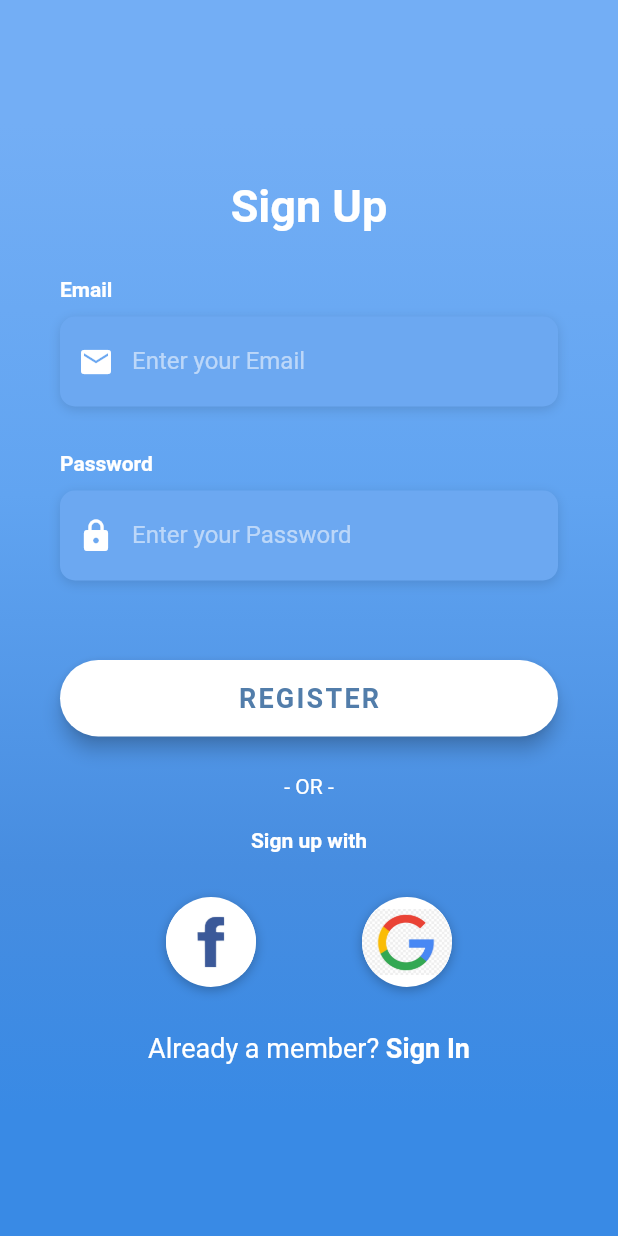
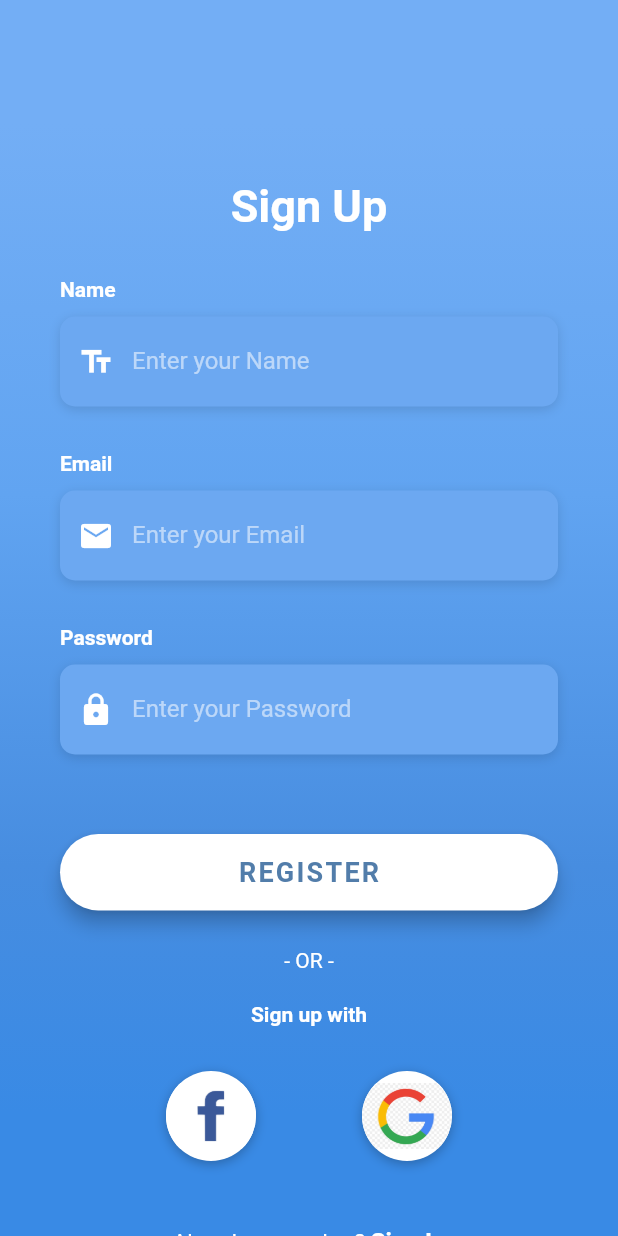
Before and after one commit to InfiniteCoder96/our_heroes, a Flutter app: the Register screen opened directly, on a phone screen of 412 x 824 dp. Run offline on Flutter 3.47's test engine with Material 2 defaults, Android fonts, the phone set to English and light mode, and no system bars; our stand-ins replace cloud_firestore, firebase_auth, flutter_spinkit, pull_to_refresh, shared_preferences; accounts and stored records are empty; network calls fail; Roboto replaces fonts that are missing (OpenSans).

Commit message:
user profile started

```diff
--- a/lib/screens/auth/register.dart
+++ b/lib/screens/auth/register.dart
@@ -20,10 +20,61 @@ class _RegisterState extends State<Register> {
   bool loading = false;
 
   // text field state
+  String name = '';
   String email = '';
   String password = '';
 
   String error = '';
+
+  Widget _buildNameTF() {
+    return Column(
+      crossAxisAlignment: CrossAxisAlignment.start,
+      children: <Widget>[
+        Text(
+          'Name',
+          style: kLabelStyle,
+        ),
+        SizedBox(height: 10.0),
+        Container(
+          alignment: Alignment.centerLeft,
+          decoration: kBoxDecorationStyle,
+          height: 60.0,
+          child: TextFormField(
+            validator: (String value) {
+              if(value.isEmpty){
+                 return 'Name is required.';
+              }
+              else{
+                return null;
+              }
+            },
+            onChanged: (value) {
+              setState(() => name = value);
+            },
+            keyboardType: TextInputType.text,
+            style: TextStyle(
+              color: Colors.white,
+              fontFamily: 'OpenSans',
+            ),
+            decoration: InputDecoration(
+              errorStyle: TextStyle(
+                fontSize: 16.0,
+                fontFamily: 'OpenSans',
+              ),
+              border: InputBorder.none,
+              contentPadding: EdgeInsets.only(top: 14.0),
+              prefixIcon: Icon(
+                Icons.text_fields,
+                color: Colors.white,
+              ),
+              hintText: 'Enter your Name',
+              hintStyle: kHintTextStyle,
+            ),
+          ),
+        ),
+      ],
+    );
+  }
 
   Widget _buildEmailTF() {
     return Column(
@@ -142,7 +193,8 @@ class _RegisterState extends State<Register> {
 
             setState(() => loading = true);
 
-            dynamic result = await _auth.registerWithEmailandPassword(email, password);
+            dynamic result = await _auth.registerUser(name, email, password);
+
 
             if(result == null){
               setState(() {
@@ -238,8 +290,8 @@ class _RegisterState extends State<Register> {
   }
 
   Widget _buildSigninBtn() {
-    return GestureDetector(
-      onTap: () {
+    return FlatButton(
+      onPressed: () {
         widget.toggleView();
       },
       child: RichText(
@@ -249,7 +301,7 @@ class _RegisterState extends State<Register> {
               text: 'Already a member? ',
               style: TextStyle(
                 color: Colors.white,
-                fontSize: 18.0,
+                fontSize: 15.0,
                 fontWeight: FontWeight.w400,
               ),
             ),
@@ -257,7 +309,7 @@ class _RegisterState extends State<Register> {
               text: 'Sign In',
               style: TextStyle(
                 color: Colors.white,
-                fontSize: 18.0,
+                fontSize: 16.0,
                 fontWeight: FontWeight.bold,
               ),
             ),
@@ -317,6 +369,8 @@ class _RegisterState extends State<Register> {
                           ),
                         ),
                         SizedBox(height: 30.0),
+                        _buildNameTF(),
+                        SizedBox(height: 30.0),
                         _buildEmailTF(),
                         SizedBox(
                           height: 30.0,
--- a/lib/screens/onboarding_screen.dart
+++ b/lib/screens/onboarding_screen.dart
@@ -220,9 +220,9 @@ class _OnboardingScreenState extends State<OnboardingScreen> {
           child: GestureDetector(
             onTap: () {
               Navigator.push(
-              context,
-              MaterialPageRoute(builder: (context) => Login()),
-            );
+                context,
+                MaterialPageRoute(builder: (context) => Login()),
+              );
             },
             child: Center(
               child: Padding(
--- a/lib/services/auth.dart
+++ b/lib/services/auth.dart
@@ -1,3 +1,4 @@
+import 'package:cloud_firestore/cloud_firestore.dart';
 import 'package:firebase_auth/firebase_auth.dart';
 import 'package:our_heroes/models/user.dart';
 import 'package:our_heroes/services/database.dart';
@@ -5,6 +6,7 @@ import 'package:our_heroes/services/database.dart';
 class AuthService {
 
   final FirebaseAuth _auth = FirebaseAuth.instance;
+  final Firestore _firestore = Firestore.instance;
 
   // create user obj based on firebase user
   User _userFromFirebaseUser(FirebaseUser user){
@@ -34,15 +36,27 @@ class AuthService {
   // sign in with email & password
 
   // sign up with email & password
-  Future registerWithEmailandPassword(String email, String password) async{
+  Future registerUser(String name, String email, String password) async{
     try{
       AuthResult result = await _auth.createUserWithEmailAndPassword(email: email, password: password);
       FirebaseUser user = result.user;
 
       // create a new document for the user with the uid
-      await DatabaseService(uid: user.uid).updateUserData('100');
+      await DatabaseService(uid: user.uid).updateUserData(name, email, '');
 
       return _userFromFirebaseUser(user);
+    }
+    catch(e){
+      print(e);
+      return null;
+    }
+  }
+
+  // get user details
+  Future getUserDetails() async{
+    try{
+      FirebaseUser _user = await FirebaseAuth.instance.currentUser();
+      return await DatabaseService(uid: _user.uid).getUserDetails();
     }
     catch(e){
       print(e);
--- a/lib/services/database.dart
+++ b/lib/services/database.dart
@@ -8,11 +8,13 @@ class DatabaseService{
   //collection reference
   final CollectionReference favHeroCollection = Firestore.instance.collection('fav_heroes');
   final CollectionReference heroCollection = Firestore.instance.collection('heroes');
+  final CollectionReference userCollection = Firestore.instance.collection('users');
 
-
-  Future updateUserData(String heroid) async{
-    return await favHeroCollection.document(uid).setData({
-      'heroid': heroid
+  Future updateUserData(String name, String email, String userImage) async{
+    return await userCollection.document(uid).setData({
+      'name': name,
+      'email': email,
+      'userImage': ''
     });
   }
 
@@ -22,4 +24,8 @@ class DatabaseService{
       'name': name,
     });
   }
+
+  Future getUserDetails(){
+    return userCollection.document(this.uid).get();
+  }
 }
--- a/lib/services/hero.dart
+++ b/lib/services/hero.dart
@@ -1,4 +1,3 @@
-
 import 'package:our_heroes/services/database.dart';
 
 class HeroService {
```
Also changed, not shown: lib/screens/auth/login.dart (+4 -4 lines), lib/screens/home/settings.dart (+7 -2 lines), lib/screens/user/profile.dart (added, +122 -0 lines), 1 other file.
